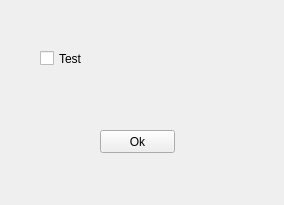
The window that src/QtConfig.ui (exp111/TS3-Plugin) describes before a commit, drawn with Qt 5.
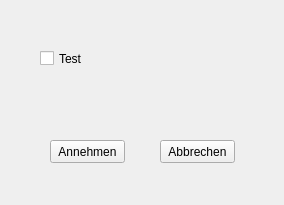
The same window after the commit.

What changed in the file:
```diff
--- a/src/QtConfig.ui
+++ b/src/QtConfig.ui
@@ -16,14 +16,14 @@
   <widget class="QPushButton" name="pushButton">
    <property name="geometry">
     <rect>
-     <x>100</x>
-     <y>130</y>
+     <x>50</x>
+     <y>140</y>
      <width>75</width>
      <height>23</height>
     </rect>
    </property>
    <property name="text">
-    <string>Ok</string>
+    <string>Annehmen</string>
    </property>
   </widget>
   <widget class="QCheckBox" name="checkBox">
@@ -45,6 +45,19 @@
     <string>Test</string>
    </property>
   </widget>
+  <widget class="QPushButton" name="pushButton_2">
+   <property name="geometry">
+    <rect>
+     <x>160</x>
+     <y>140</y>
+     <width>75</width>
+     <height>23</height>
+    </rect>
+   </property>
+   <property name="text">
+    <string>Abbrechen</string>
+   </property>
+  </widget>
  </widget>
  <layoutdefault spacing="6" margin="11"/>
  <resources/>
```
Left out of the diff: 18 changed lines with no effect on the pictures.
